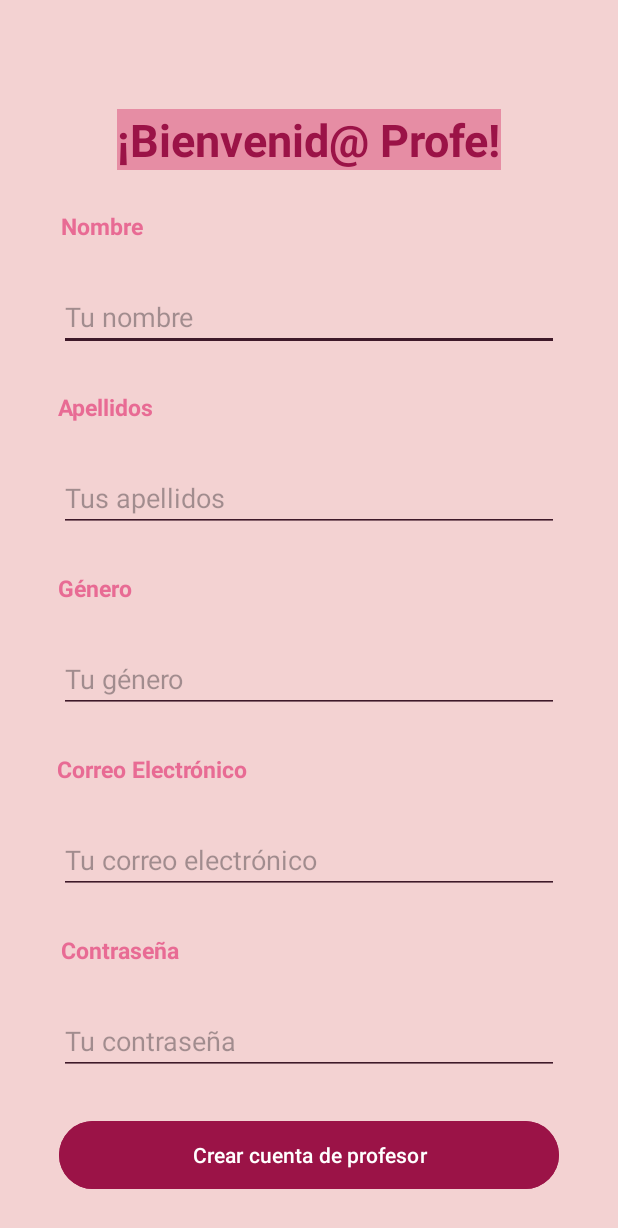
After one commit to Manuvi03/PAD-2024-25.Azalea, an Android app: the layout create_teacher.xml on its own in the app's theme, with its tools: preview values and no code run, on a phone screen of 412 x 824 dp. The commit adds this screen. Shown: the top 1228 px of the screen. Run offline under Robolectric (Android 15) with nearby library versions, the phone set to English and light mode, and no system bars.

Commit message:
Creacion del layout de CreateTeacher, organizacion de los strings y creacion del archivo styles

```diff
--- a/app/src/main/res/layout/activity_main.xml
+++ b/app/src/main/res/layout/activity_main.xml
@@ -16,7 +16,7 @@
         android:autofillHints=""
         android:backgroundTint="@color/Dark_Purple"
         android:ems="10"
-        android:hint="@string/password_hint"
+        android:hint="@string/login_password_hint"
         android:inputType="textPassword"
         android:textColorHint="@color/Dark_Purple"
         app:layout_constraintEnd_toEndOf="@+id/editTextEmailAddress"
@@ -31,7 +31,7 @@
         android:layout_marginTop="352dp"
         android:backgroundTint="@color/Dark_Purple"
         android:ems="10"
-        android:hint="@string/username_hint"
+        android:hint="@string/login_username_hint"
         android:inputType="textEmailAddress"
         android:textColorHint="@color/Dark_Purple"
         app:layout_constraintEnd_toEndOf="parent"
@@ -45,7 +45,7 @@
         android:layout_height="wrap_content"
         android:layout_marginTop="24dp"
         android:backgroundTint="@color/Dogwood_Rose"
-        android:text="@string/button_login_text"
+        android:text="@string/login_button_login_text"
         android:textColor="@color/Seashell"
         android:textSize="20sp"
         app:layout_constraintEnd_toEndOf="parent"
@@ -106,7 +106,7 @@
         android:layout_width="wrap_content"
         android:layout_height="wrap_content"
         android:layout_marginTop="36dp"
-        android:text="@string/recover_password"
+        android:text="@string/login_recover_password"
         android:textColor="@color/Tickle_me_Pink"
         android:textSize="13sp"
         app:layout_constraintEnd_toEndOf="parent"
@@ -121,7 +121,7 @@
         android:layout_marginTop="34dp"
         android:layout_marginEnd="64dp"
         android:backgroundTint="@color/Tyrian_Purple"
-        android:text="@string/create_button"
+        android:text="@string/login_create_button"
         app:layout_constraintBottom_toBottomOf="parent"
         app:layout_constraintEnd_toEndOf="parent"
         app:layout_constraintTop_toBottomOf="@+id/textViewRecoverPassword"
@@ -132,7 +132,7 @@
         android:layout_width="wrap_content"
         android:layout_height="wrap_content"
         android:layout_marginTop="48dp"
-        android:text="@string/create_teacher_text"
+        android:text="@string/login_create_teacher_text"
         android:textColor="@color/Tickle_me_Pink"
 
         android:textStyle="bold"
--- /dev/null
+++ b/app/src/main/res/layout/create_teacher.xml
@@ -0,0 +1,161 @@
+<?xml version="1.0" encoding="utf-8"?>
+<androidx.constraintlayout.widget.ConstraintLayout xmlns:android="http://schemas.android.com/apk/res/android"
+    xmlns:app="http://schemas.android.com/apk/res-auto"
+    xmlns:tools="http://schemas.android.com/tools"
+    android:id="@+id/create_teacher_layout"
+    android:layout_width="match_parent"
+    android:layout_height="match_parent"
+    android:background="@color/Misty_Rose"
+    tools:context=".presentation.createteacher.CreateTeacherActivity">
+
+    <TextView
+        android:id="@+id/createTeacher_textView"
+        android:layout_width="wrap_content"
+        android:layout_height="wrap_content"
+        android:layout_marginTop="45dp"
+        android:text="@string/createteacher_titleView"
+        android:textColor="@color/Amaranth_Purple"
+        android:textSize="30sp"
+        android:textStyle="bold"
+        android:background="@color/Tickle_me_Pink"
+        app:layout_constraintBottom_toTopOf="@+id/createTeacher_NameTextView"
+        app:layout_constraintEnd_toEndOf="parent"
+        app:layout_constraintHorizontal_bias="0.5"
+        app:layout_constraintStart_toStartOf="parent"
+        app:layout_constraintTop_toTopOf="parent" />
+
+    <TextView
+        android:id="@+id/createTeacher_NameTextView"
+        android:layout_width="wrap_content"
+        android:layout_height="wrap_content"
+        android:text="@string/createteacher_nameText"
+        android:theme="@style/createteacher_TextViews"
+        app:layout_constraintBottom_toTopOf="@+id/createTeacher_nameEditText"
+        app:layout_constraintEnd_toEndOf="parent"
+        app:layout_constraintHorizontal_bias="0.114"
+        app:layout_constraintStart_toStartOf="parent"
+        app:layout_constraintTop_toBottomOf="@+id/createTeacher_textView" />
+
+    <EditText
+        android:id="@+id/createTeacher_nameEditText"
+        android:layout_width="333dp"
+        android:layout_height="wrap_content"
+        android:hint="@string/createteacher_namehint"
+        android:backgroundTint="@color/Dark_Purple"
+        app:layout_constraintBottom_toTopOf="@+id/createTeacher_surnameTextView"
+        app:layout_constraintEnd_toEndOf="parent"
+        app:layout_constraintHorizontal_bias="0.5"
+        app:layout_constraintStart_toStartOf="parent"
+        app:layout_constraintTop_toBottomOf="@+id/createTeacher_NameTextView" />
+
+    <TextView
+        android:id="@+id/createTeacher_surnameTextView"
+        android:layout_width="wrap_content"
+        android:layout_height="wrap_content"
+        android:text="@string/createteacher_surnameText"
+        android:theme="@style/createteacher_TextViews"
+        app:layout_constraintBottom_toTopOf="@+id/createTeacher_surnamesEditText"
+        app:layout_constraintEnd_toEndOf="parent"
+        app:layout_constraintHorizontal_bias="0.111"
+        app:layout_constraintStart_toStartOf="parent"
+        app:layout_constraintTop_toBottomOf="@+id/createTeacher_nameEditText" />
+
+    <EditText
+        android:id="@+id/createTeacher_surnamesEditText"
+        android:layout_width="333dp"
+        android:layout_height="wrap_content"
+        android:backgroundTint="@color/Dark_Purple"
+        android:hint="@string/createteacher_surnameEditText"
+        app:layout_constraintBottom_toTopOf="@+id/createTeacher_genderTextView"
+        app:layout_constraintEnd_toEndOf="parent"
+        app:layout_constraintHorizontal_bias="0.5"
+        app:layout_constraintStart_toStartOf="parent"
+        app:layout_constraintTop_toBottomOf="@+id/createTeacher_surnameTextView" />
+
+    <TextView
+        android:id="@+id/createTeacher_genderTextView"
+        android:layout_width="wrap_content"
+        android:layout_height="wrap_content"
+        android:text="@string/createteacher_genderText"
+        android:theme="@style/createteacher_TextViews"
+        app:layout_constraintBottom_toTopOf="@+id/createTeacher_genderEditText"
+        app:layout_constraintEnd_toEndOf="parent"
+        app:layout_constraintHorizontal_bias="0.107"
+        app:layout_constraintStart_toStartOf="parent"
+        app:layout_constraintTop_toBottomOf="@+id/createTeacher_surnamesEditText" />
+
+    <EditText
+        android:id="@+id/createTeacher_genderEditText"
+        android:layout_width="333dp"
+        android:layout_height="wrap_content"
+        android:hint="@string/createteacher_genderEditText"
+        android:backgroundTint="@color/Dark_Purple"
+        app:layout_constraintBottom_toTopOf="@+id/createTeacher_emailTextView"
+        app:layout_constraintEnd_toEndOf="parent"
+        app:layout_constraintHorizontal_bias="0.5"
+        app:layout_constraintStart_toStartOf="parent"
+        app:layout_constraintTop_toBottomOf="@+id/createTeacher_genderTextView" />
+
+    <TextView
+        android:id="@+id/createTeacher_emailTextView"
+        android:layout_width="wrap_content"
+        android:layout_height="wrap_content"
+        android:text="@string/createteacher_emailText"
+        android:theme="@style/createteacher_TextViews"
+        app:layout_constraintBottom_toTopOf="@+id/createTeacher_emailEditText"
+        app:layout_constraintEnd_toEndOf="parent"
+        app:layout_constraintHorizontal_bias="0.134"
+        app:layout_constraintStart_toStartOf="parent"
+        app:layout_constraintTop_toBottomOf="@+id/createTeacher_genderEditText" />
+
+    <EditText
+        android:id="@+id/createTeacher_emailEditText"
+        android:layout_width="333dp"
+        android:layout_height="wrap_content"
+        android:inputType="textEmailAddress"
+        android:hint="@string/createteacher_emailEditText"
+        android:backgroundTint="@color/Dark_Purple"
+        app:layout_constraintBottom_toTopOf="@+id/createteacher_passwordTextView"
+        app:layout_constraintEnd_toEndOf="parent"
+        app:layout_constraintHorizontal_bias="0.5"
+        app:layout_constraintStart_toStartOf="parent"
+        app:layout_constraintTop_toBottomOf="@+id/createTeacher_emailTextView" />
+
+    <TextView
+        android:id="@+id/createteacher_passwordTextView"
+        android:layout_width="wrap_content"
+        android:layout_height="wrap_content"
+        android:text="@string/createteacher_passwordText"
+        android:theme="@style/createteacher_TextViews"
+        app:layout_constraintBottom_toTopOf="@+id/createTeacher_passwordEditText"
+        app:layout_constraintEnd_toEndOf="parent"
+        app:layout_constraintHorizontal_bias="0.122"
+        app:layout_constraintStart_toStartOf="parent"
+        app:layout_constraintTop_toBottomOf="@+id/createTeacher_emailEditText" />
+
+    <EditText
+        android:id="@+id/createTeacher_passwordEditText"
+        android:layout_width="333dp"
+        android:layout_height="wrap_content"
+        android:hint="@string/createteacher_passwordEditText"
+        android:inputType="textPassword"
+        android:backgroundTint="@color/Dark_Purple"
+        app:layout_constraintBottom_toTopOf="@+id/createTeacher_button"
+        app:layout_constraintEnd_toEndOf="parent"
+        app:layout_constraintHorizontal_bias="0.5"
+        app:layout_constraintStart_toStartOf="parent"
+        app:layout_constraintTop_toBottomOf="@+id/createteacher_passwordTextView" />
+
+    <Button
+        android:id="@+id/createTeacher_button"
+        android:layout_width="333dp"
+        android:layout_height="53dp"
+        android:backgroundTint="@color/Amaranth_Purple"
+        android:text="@string/createteacher_ButtonCreateTeacherText"
+        app:layout_constraintBottom_toBottomOf="parent"
+        app:layout_constraintEnd_toEndOf="parent"
+        app:layout_constraintHorizontal_bias="0.5"
+        app:layout_constraintStart_toStartOf="parent"
+        app:layout_constraintTop_toBottomOf="@+id/createTeacher_passwordEditText" />
+
+</androidx.constraintlayout.widget.ConstraintLayout>
--- a/app/src/main/res/values/strings.xml
+++ b/app/src/main/res/values/strings.xml
@@ -1,11 +1,40 @@
 <resources>
-    <string name="app_name">Azalea</string>
+    <!--AddEvent-->
+    <!--AddStudent-->
+    <!--Chat-->
+    <!--Classroom-->
+    <!--CreateTeacher-->
+    <string name="createteacher_titleView">¡Bienvenid@ Profe!</string>
+    <string name="createteacher_nameText">Nombre</string>
+    <string name="createteacher_surnameText">Apellidos</string>
+    <string name="createteacher_genderText">Género</string>
+    <string name="createteacher_emailText">Correo Electrónico</string>
+    <string name="createteacher_passwordText">Contraseña</string>
+    <string name="createteacher_ButtonCreateTeacherText">Crear cuenta de profesor</string>
+    <string name="createteacher_namehint">Tu nombre</string>
+    <string name="createteacher_surnameEditText">Tus apellidos</string>
+    <string name="createteacher_genderEditText">Tu género</string>
+    <string name="createteacher_emailEditText">Tu correo electrónico</string>
+    <string name="createteacher_passwordEditText">Tu contraseña</string>
+
+    <!--EditProfile-->
+    <!--EditStudent-->
+    <!--GradeSubject-->
+
+    <!--Login-->
+    <string name="app_name" translatable="false">Azalea</string>
     <string name="app_name_mayus" translatable="false">AZALEA</string>
-    <string name="username_hint">Correo electrónico</string>
-    <string name="password_hint">Contraseña</string>
-    <string name="button_login_text">Iniciar sesión</string>
-    <string name="recover_password"><u>¿Has olvidado tu contraseña?</u></string>
-    <string name="create_teacher_text">¿No tienes cuenta de profesor?</string>
-    <string name="create_button">Crear</string>
-    <!-- separacion entre los distintos strings de las clases-->
+    <string name="login_username_hint">Correo electrónico</string>
+    <string name="login_password_hint">Contraseña</string>
+    <string name="login_button_login_text">Iniciar sesión</string>
+    <string name="login_recover_password"><u>¿Has olvidado tu contraseña?</u></string>
+    <string name="login_create_teacher_text">¿No tienes cuenta de profesor?</string>
+    <string name="login_create_button">Crear</string>
+
+    <!--Parent-->
+    <!--PasswordRecovery-->
+    <!--Reminder-->
+    <!--ShowGrades-->
+    <!--Student-->
+    <!--Teacher-->
 </resources>
--- /dev/null
+++ b/app/src/main/res/values/styles.xml
@@ -0,0 +1,12 @@
+<?xml version="1.0" encoding="utf-8"?>
+<resources xmlns:android="http://schemas.android.com/apk/res/android">
+
+    <!--Create Teacher Styles-->
+    <style name="createteacher_TextViews">
+        <item name="android:textColor">@color/Cyclomen</item>
+        <item name="android:textStyle">bold</item>
+        <item name="android:textSize">15sp</item>
+    </style>>
+
+
+</resources>
```
Also changed, not shown: 1 other file.
